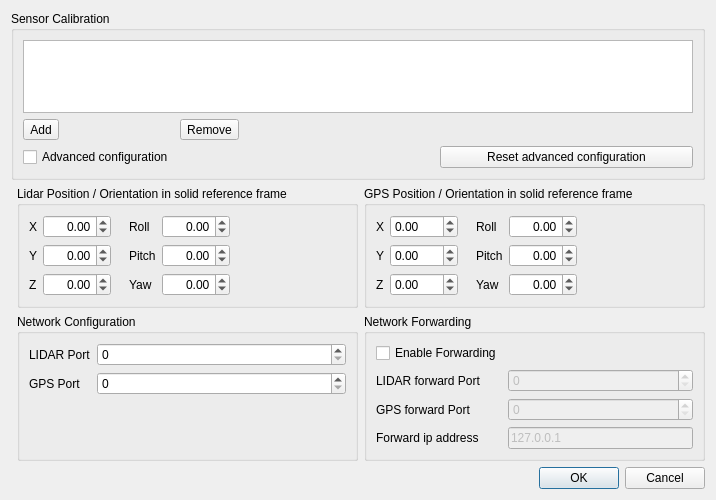
Before: the Qt Designer form VelodyneHDL/vvCalibrationDialog.ui in Kitware/VeloView, drawn with Qt 5.
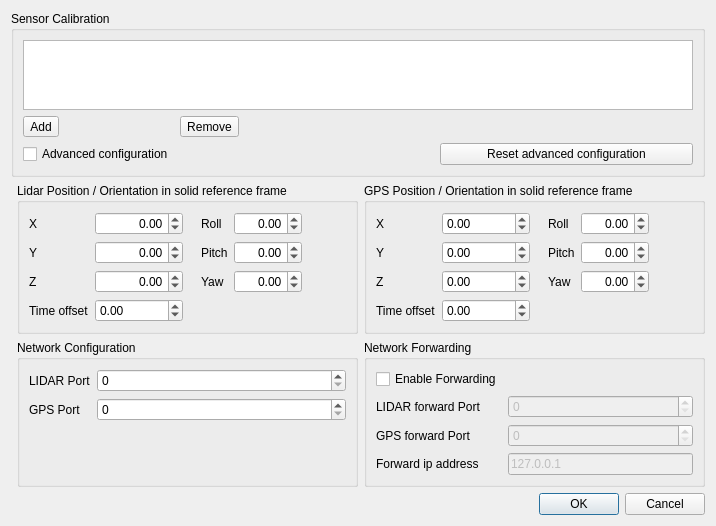
After: the same form once the commit is applied. Icons and pictures are not drawn.

Commit message:
Add sensor time offset calibration
# Conflicts:
#	VelodyneHDL/vvCalibrationDialog.cxx
#	VelodyneHDL/vvCalibrationDialog.h

```diff
--- a/VelodyneHDL/vvCalibrationDialog.ui
+++ b/VelodyneHDL/vvCalibrationDialog.ui
@@ -7,7 +7,7 @@
     <x>0</x>
     <y>0</y>
     <width>716</width>
-    <height>500</height>
+    <height>506</height>
    </rect>
   </property>
   <property name="windowTitle">
@@ -82,6 +82,23 @@
           </property>
          </widget>
         </item>
+        <item row="3" column="0">
+         <widget class="QLabel" name="lidarTimeOffsetLabel">
+          <property name="text">
+           <string>Time offset</string>
+          </property>
+         </widget>
+        </item>
+        <item row="3" column="1">
+         <widget class="QDoubleSpinBox" name="lidarTimeOffsetSpinBox">
+          <property name="minimum">
+           <double>-1000000000.000000000000000</double>
+          </property>
+          <property name="maximum">
+           <double>1000000000.000000000000000</double>
+          </property>
+         </widget>
+        </item>
        </layout>
       </item>
       <item>
@@ -441,6 +458,23 @@
           </property>
          </widget>
         </item>
+        <item row="3" column="0">
+         <widget class="QLabel" name="gpsTimeOffsetLabel">
+          <property name="text">
+           <string>Time offset</string>
+          </property>
+         </widget>
+        </item>
+        <item row="3" column="1">
+         <widget class="QDoubleSpinBox" name="gpsTimeOffsetSpinBox">
+          <property name="minimum">
+           <double>-1000000000.000000000000000</double>
+          </property>
+          <property name="maximum">
+           <double>1000000000.000000000000000</double>
+          </property>
+         </widget>
+        </item>
        </layout>
       </item>
       <item>
```
The commit also changes 2 other files.
